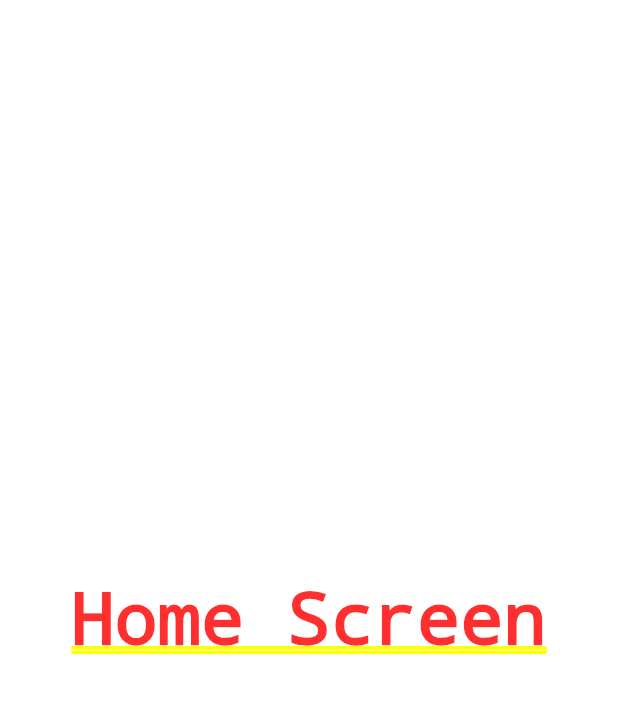
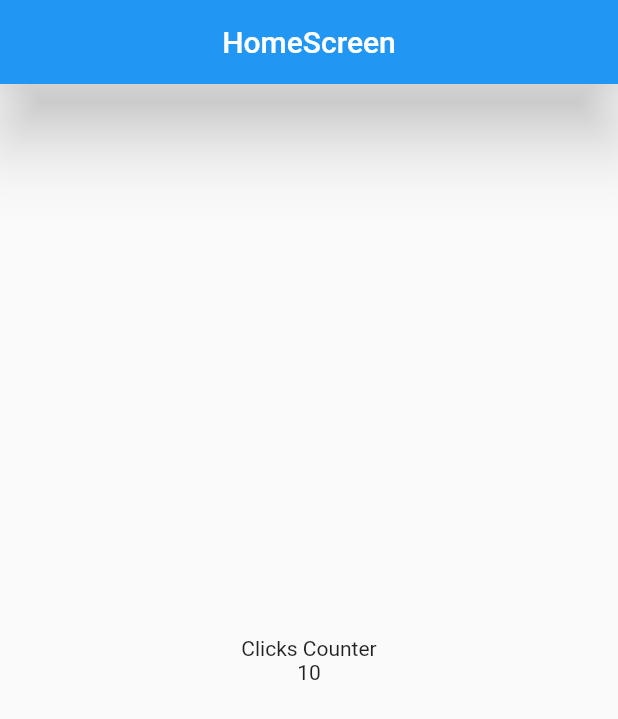
Before and after one commit to ChristianTC/counter_app_flutter, a Flutter app: the screen it shows after launch, on a phone screen of 412 x 824 dp. Shown: the top 719 px of the screen. Run offline on Flutter 3.47's test engine with Material 2 defaults, Android fonts, the phone set to English and light mode, and no system bars.

Commit message:
SCaffold, BuildContext and Columns

```diff
--- a/lib/screens/home_screen.dart
+++ b/lib/screens/home_screen.dart
@@ -5,8 +5,17 @@ class HomeScreen extends StatelessWidget {
 
   @override
   Widget build(BuildContext context) {
-    return const Center(
-      child: Text('Home Screen'),
+    return Scaffold(
+      appBar: AppBar(
+        title: const Center(child: Text('HomeScreen')),
+        elevation: 20.0,
+      ),
+      body: Center(
+        child: Column(
+            mainAxisAlignment: MainAxisAlignment.center,
+            crossAxisAlignment: CrossAxisAlignment.center,
+            children: const <Widget>[Text('Clicks Counter'), Text('10')]),
+      ),
     );
   }
 }
```
